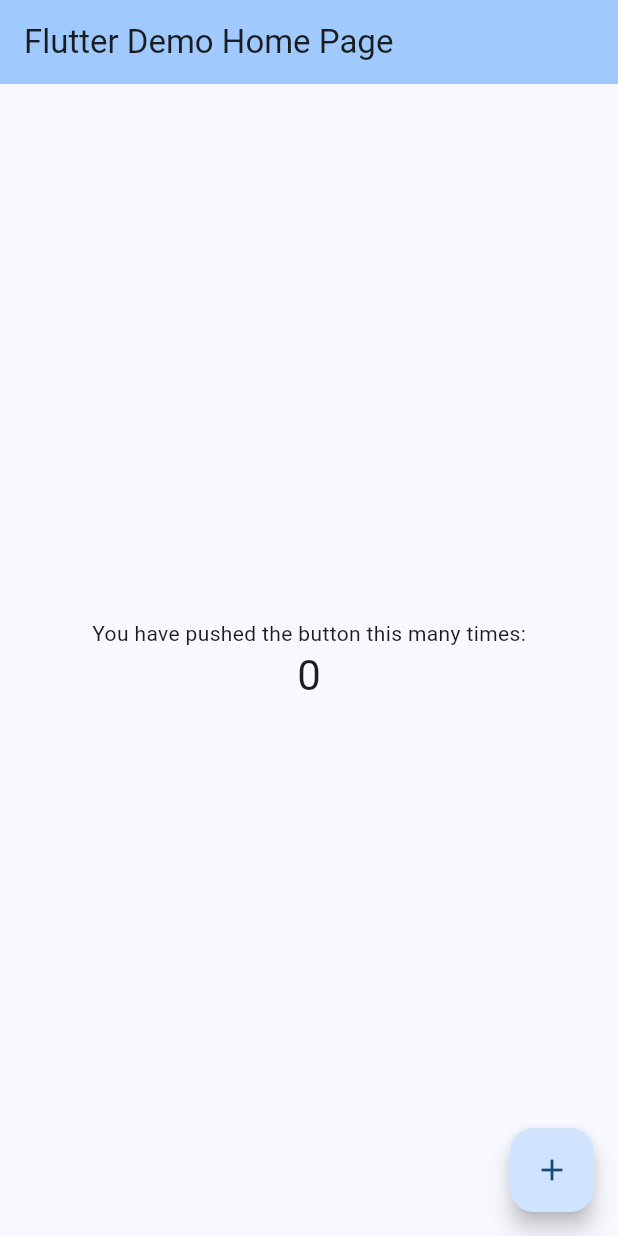
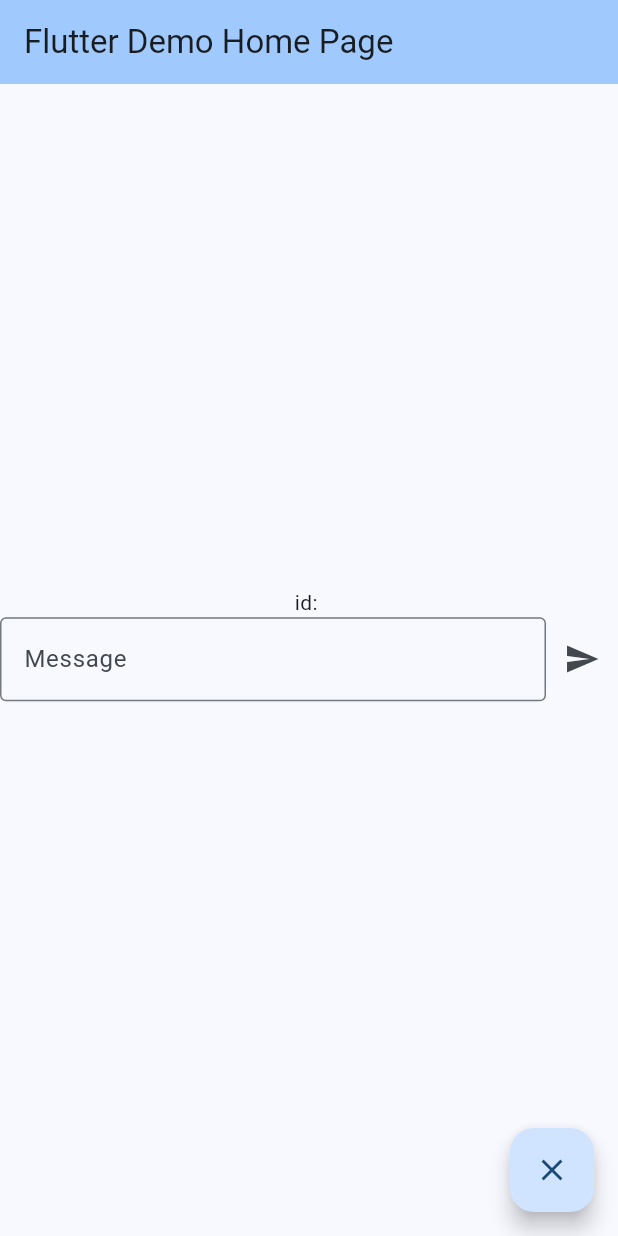
Before and after one commit to macaroni10y/flutter_training_for_spajam, a Flutter app: the screen it shows after launch, on a phone screen of 412 x 824 dp. Run offline on Flutter 3.47's test engine with Material 2 defaults, Android fonts, the phone set to English and light mode, and no system bars.

Commit message:
call my own api: conversation api

```diff
--- /dev/null
+++ b/lib/api/conversation.dart
@@ -0,0 +1,31 @@
+import 'dart:convert';
+import 'dart:io';
+import 'dart:typed_data';
+import 'package:http/http.dart' as http;
+
+class Conversation {
+  final String id;
+  final String reply;
+
+  Conversation({required this.id, required this.reply});
+
+  factory Conversation.fromMap(Map<String, dynamic> map) {
+    return Conversation(
+        id: map['conversationId'] ?? '',
+        reply: map['responseFromAi'] ?? '');
+  }
+
+  factory Conversation.fromJsonBite(Uint8List source) =>
+      Conversation.fromMap(json.decode(utf8.decode(source)));
+}
+
+class ConversationApiClient {
+  Future<Conversation> fetchConversation(String id, String message) async {
+    var response = await http.post(Uri.http('10.0.2.2:8080', '/conversation'),
+        headers: {HttpHeaders.contentTypeHeader: "application/json"},
+        body: json.encode({"prompt": '$message please reply about 30 words.', "conversationId": id}));
+
+    var conversation = Conversation.fromJsonBite(response.bodyBytes);
+    return conversation;
+  }
+}
--- a/lib/page/home_page.dart
+++ b/lib/page/home_page.dart
@@ -1,8 +1,9 @@
 // create stateless widget
 
 import 'package:flutter/material.dart';
+import 'package:flutter_training_for_spajam/api/conversation.dart';
 
-class HomePage extends StatelessWidget {
+class HomePage extends StatefulWidget {
   const HomePage(this.title, this.counter, this._incrementCounter, {Key? key})
       : super(key: key);
 
@@ -11,30 +12,93 @@ class HomePage extends StatelessWidget {
   final void Function() _incrementCounter;
 
   @override
+  State<HomePage> createState() => _HomePageState();
+}
+
+class _HomePageState extends State<HomePage> {
+  String _latestReply = '';
+  String _conversationId = '';
+  String _message = '';
+
+  void setLatestReply(String reply) => setState(() {
+        _latestReply = reply;
+      });
+
+  void setConversationId(String conversationId) => setState(() {
+        _conversationId = conversationId;
+      });
+
+  void setMessage(String message) => setState(() {
+        _message = message;
+      });
+
+  void callApi(String message) {
+    print('callApi');
+    ConversationApiClient()
+        .fetchConversation(_conversationId, message)
+        .then((value) {
+      setLatestReply(value.reply);
+      setConversationId(value.id);
+    });
+  }
+  var _controller = TextEditingController();
+
+  @override
   Widget build(BuildContext context) {
     return Scaffold(
       appBar: AppBar(
         backgroundColor: Theme.of(context).colorScheme.inversePrimary,
-        title: Text(title),
+        title: Text(widget.title),
       ),
       body: Center(
         child: Column(
           mainAxisAlignment: MainAxisAlignment.center,
           children: <Widget>[
-            const Text(
-              'You have pushed the button this many times:',
+            Text(
+              'id: $_conversationId',
             ),
-            Text(
-              '$counter',
-              style: Theme.of(context).textTheme.headlineMedium,
+            Row(
+              children: [
+                Expanded(
+                  child: TextField(
+                    enableSuggestions: true,
+                    controller: _controller,
+                    decoration: const InputDecoration(
+                      border: OutlineInputBorder(),
+                      labelText: 'Message',
+                    ),
+                    onChanged: (value) {
+                      setMessage(value);
+                    },
+                  ),
+                ),
+                IconButton(
+                  onPressed: () {
+                    _controller.clear();
+                    callApi(_message);
+                  },
+                  icon: const Icon(Icons.send),
+                ),
+              ],
+            ),
+            Container(
+              width: MediaQuery.of(context).size.width,
+              child: Text(
+                _latestReply,
+                textAlign: TextAlign.center,
+              ),
             ),
           ],
         ),
       ),
       floatingActionButton: FloatingActionButton(
-        onPressed: _incrementCounter,
+        onPressed: () {
+          // 画面リセット
+          setConversationId('');
+          setLatestReply('');
+        },
         tooltip: 'Increment',
-        child: const Icon(Icons.add),
+        child: const Icon(Icons.clear),
       ),
     );
   }
--- a/pubspec.yaml
+++ b/pubspec.yaml
@@ -30,6 +30,7 @@ environment:
 dependencies:
   flutter:
     sdk: flutter
+  http: 1.1.0
 
 
   # The following adds the Cupertino Icons font to your application.
```
Also changed, not shown: pubspec.lock.
